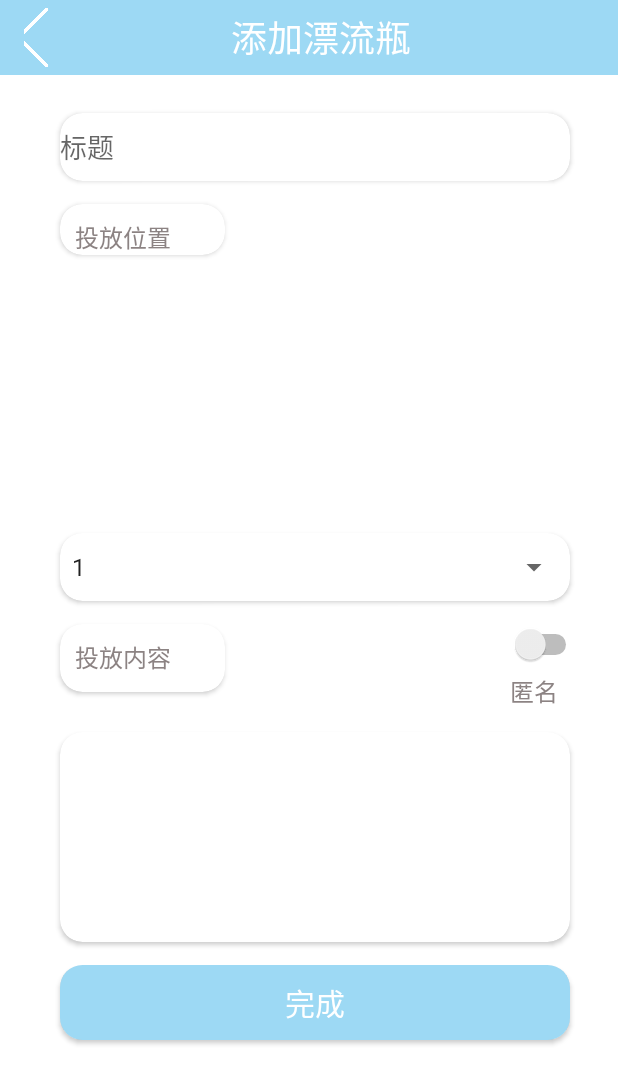
After one commit to suhy07/drift-bottle, an Android app: the layout add_message.xml on its own in the app's theme, with its tools: preview values and no code run, on a phone screen of 412 x 824 dp. The commit adds this screen. Shown: the top 1084 px of the screen. Run offline under Robolectric (Android 15) with nearby library versions, the phone set to English and light mode, and no system bars.

Commit message:
添加漂流瓶，登录页面

```diff
--- /dev/null
+++ b/MyHomeWork/app/src/main/res/layout/add_message.xml
@@ -0,0 +1,161 @@
+<?xml version="1.0" encoding="utf-8"?>
+<androidx.constraintlayout.widget.ConstraintLayout xmlns:android="http://schemas.android.com/apk/res/android"
+    xmlns:tools="http://schemas.android.com/tools"
+    xmlns:app ="http://schemas.android.com/apk/res-auto"
+    android:background="@color/fragment_background"
+    android:layout_width="match_parent"
+    android:layout_height="match_parent">
+    <include
+        android:id="@+id/include"
+        layout="@layout/appbar"
+        app:layout_constraintBottom_toBottomOf="parent"
+        app:layout_constraintEnd_toEndOf="parent"
+        app:layout_constraintStart_toStartOf="parent"
+        app:layout_constraintTop_toTopOf="parent" />
+
+    <LinearLayout
+        android:layout_width="match_parent"
+        android:layout_height="match_parent"
+        android:orientation="vertical"
+        app:layout_constraintBottom_toBottomOf="parent"
+        app:layout_constraintEnd_toEndOf="parent"
+        app:layout_constraintStart_toStartOf="parent"
+        app:layout_constraintTop_toTopOf="parent">
+
+        <androidx.cardview.widget.CardView
+            android:layout_width="340dp"
+            android:layout_height="45dp"
+            android:layout_marginTop="75dp"
+            android:layout_marginLeft="40dp"
+            app:cardCornerRadius="15dp">
+            <EditText
+                android:layout_width="match_parent"
+                android:layout_height="match_parent"
+                android:background="#00FFFFFF"
+                android:textColor="@color/label_text"
+                android:hint="标题"></EditText>
+
+        </androidx.cardview.widget.CardView>
+
+        <androidx.cardview.widget.CardView
+            android:layout_width="110dp"
+            android:layout_height="wrap_content"
+            android:layout_marginLeft="40dp"
+            android:layout_marginTop="15dp"
+            app:cardCornerRadius="15dp">
+
+
+            <TextView
+                android:layout_width="wrap_content"
+                android:layout_height="wrap_content"
+                android:layout_marginLeft="10dp"
+                android:layout_marginTop="10dp"
+                android:text="投放位置"
+                android:textColor="@color/label_text"
+                android:textSize="16sp" />
+
+
+        </androidx.cardview.widget.CardView>
+
+        <ImageView
+            android:layout_width="340dp"
+            android:layout_height="160dp"
+            android:layout_marginLeft="40dp"
+            android:layout_marginTop="10dp"
+            ></ImageView>
+
+        <androidx.cardview.widget.CardView
+            android:layout_width="340dp"
+            android:layout_height="45dp"
+            android:layout_marginLeft="40dp"
+            android:layout_marginTop="15dp"
+            app:cardCornerRadius="15dp">
+            <Spinner
+            android:layout_width="match_parent"
+            android:layout_height="match_parent"
+            android:entries="@array/addressArray"
+            android:spinnerMode="dropdown" />
+        </androidx.cardview.widget.CardView>
+
+
+        <LinearLayout
+        android:orientation="horizontal"
+        android:layout_width="match_parent"
+        android:layout_height="wrap_content">
+        <androidx.cardview.widget.CardView
+            android:layout_width="110dp"
+            android:layout_height="45dp"
+            android:layout_marginLeft="40dp"
+            android:layout_marginTop="15dp"
+            app:cardCornerRadius="15dp">
+            <TextView
+                android:layout_width="match_parent"
+                android:layout_height="match_parent"
+                android:textSize="16sp"
+                android:layout_marginTop="10dp"
+                android:layout_marginLeft="10dp"
+                android:textColor="@color/label_text"
+                android:text="投放内容" />
+        </androidx.cardview.widget.CardView>
+            <LinearLayout
+                android:orientation="vertical"
+                android:layout_width="match_parent"
+                android:layout_height="wrap_content">
+            <Switch
+                android:id="@+id/switchMsg"
+                android:layout_width="wrap_content"
+                android:layout_height="wrap_content"
+                android:layout_marginLeft="190dp"
+                android:layout_marginTop="15dp"
+                />
+            <TextView
+                android:layout_width="wrap_content"
+                android:layout_height="wrap_content"
+                android:textSize="16sp"
+                android:layout_marginLeft="190dp"
+                android:layout_marginTop="5dp"
+                android:textColor="@color/label_text"
+                android:text="匿名" />
+            </LinearLayout>
+
+        </LinearLayout>
+
+        <androidx.cardview.widget.CardView
+            android:layout_width="340dp"
+            android:layout_height="140dp"
+            android:layout_marginTop="15dp"
+            android:layout_marginLeft="40dp"
+            app:cardCornerRadius="15dp">
+            <EditText
+                android:layout_width="match_parent"
+                android:layout_height="match_parent"
+                android:enabled="true"
+                android:gravity="top"
+                android:inputType="textMultiLine"
+                android:minLines="8"
+                android:maxLines="10"
+                android:scrollbars="vertical"
+                android:background="#00FFFFFF"
+                android:textColor="@color/label_text" />
+        </androidx.cardview.widget.CardView>
+
+        <androidx.cardview.widget.CardView
+            android:layout_width="340dp"
+            android:layout_height="50dp"
+            android:layout_marginTop="15dp"
+            android:layout_marginLeft="40dp"
+            app:cardCornerRadius="15dp">
+            <Button
+                android:layout_width="match_parent"
+                android:layout_height="match_parent"
+                android:background="@color/colorPrimary"
+                android:text="完成"
+                android:textColor="@color/white"
+                android:textSize="20sp" />
+        </androidx.cardview.widget.CardView>
+    </LinearLayout>
+
+
+
+
+</androidx.constraintlayout.widget.ConstraintLayout>
--- a/MyHomeWork/app/src/main/res/layout/appbar.xml
+++ b/MyHomeWork/app/src/main/res/layout/appbar.xml
@@ -27,25 +27,18 @@
                 android:layout_height="wrap_content"
                 android:layout_centerInParent="true"
                 android:gravity="center"
-                android:text="@string/title_news"
+                android:text="添加漂流瓶"
                 android:textColor="@color/white"
                 android:textSize="24sp" />
 
-            <de.hdodenhof.circleimageview.CircleImageView
-                android:id="@+id/imageButton_UserHead_toolbar"
+            <ImageButton
+                android:id="@+id/imageButton_left_toolbar"
                 android:layout_width="50dp"
                 android:layout_height="50dp"
                 android:layout_alignParentLeft="true"
-                android:layout_marginLeft="4dp"
-                android:background="@drawable/icon_head" />
+                android:layout_marginLeft="-19dp"
+                android:background="@drawable/left" />
 
-            <ImageView
-                android:id="@+id/imageView_State_toolbar"
-                android:layout_width="15dp"
-                android:layout_height="15dp"
-                android:layout_alignBottom="@id/imageButton_UserHead_toolbar"
-                android:layout_toRightOf="@id/imageButton_UserHead_toolbar"
-                android:background="@drawable/icon_online" />
         </RelativeLayout>
     </androidx.appcompat.widget.Toolbar>
     </com.google.android.material.appbar.AppBarLayout>
--- /dev/null
+++ b/MyHomeWork/app/src/main/res/values/arrays.xml
@@ -0,0 +1,8 @@
+<?xml version="1.0" encoding="utf-8"?>
+<resources>
+    <string-array name="addressArray">
+        <item>1</item>
+        <item>2</item>
+        <item>3</item>
+    </string-array>
+</resources>
--- a/MyHomeWork/app/src/main/res/values/colors.xml
+++ b/MyHomeWork/app/src/main/res/values/colors.xml
@@ -10,5 +10,6 @@
     <color name="teal_700">#FF018786</color>
     <color name="black">#FF000000</color>
     <color name="white">#FFFFFFFF</color>
-
+    <color name="fragment_background">#FFFFFFFF</color>
+    <color name="label_text">#8C8383</color>
 </resources>
```
Also changed, not shown: MyHomeWork/app/src/main/res/layout/activity_login1.xml (added, +66 -0 lines), MyHomeWork/app/src/main/res/drawable-v24/left.png (added).
